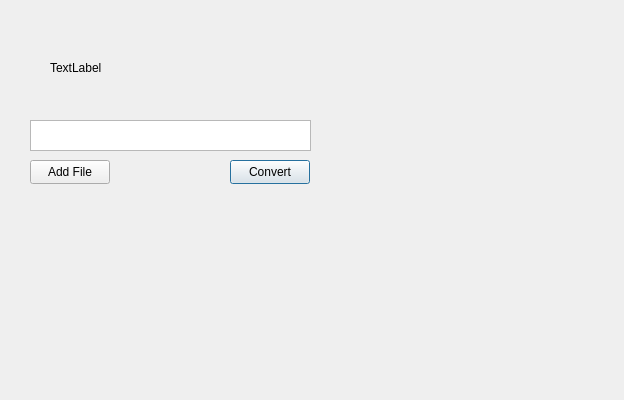
Before: the Qt Designer form converter.ui in lukpro681/PT-Music-center, drawn with Qt 5.
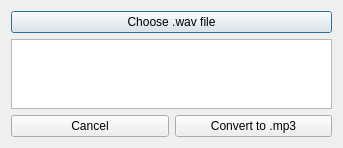
After: the same form once the commit is applied.

```diff
--- a/converter.ui
+++ b/converter.ui
@@ -6,62 +6,51 @@
    <rect>
     <x>0</x>
     <y>0</y>
-    <width>624</width>
-    <height>400</height>
+    <width>343</width>
+    <height>148</height>
    </rect>
   </property>
+  <property name="minimumSize">
+   <size>
+    <width>343</width>
+    <height>148</height>
+   </size>
+  </property>
+  <property name="maximumSize">
+   <size>
+    <width>343</width>
+    <height>148</height>
+   </size>
+  </property>
   <property name="windowTitle">
    <string>Dialog</string>
   </property>
-  <widget class="QLabel" name="infoLabel">
-   <property name="geometry">
-    <rect>
-     <x>50</x>
-     <y>60</y>
-     <width>251</width>
-     <height>16</height>
-    </rect>
-   </property>
-   <property name="text">
-    <string>TextLabel</string>
-   </property>
-  </widget>
-  <widget class="QTextEdit" name="fileTextEdit">
-   <property name="geometry">
-    <rect>
-     <x>30</x>
-     <y>120</y>
-     <width>281</width>
-     <height>31</height>
-    </rect>
-   </property>
-  </widget>
-  <widget class="QPushButton" name="convertButton">
-   <property name="geometry">
-    <rect>
-     <x>230</x>
-     <y>160</y>
-     <width>80</width>
-     <height>24</height>
-    </rect>
-   </property>
-   <property name="text">
-    <string>Convert</string>
-   </property>
-  </widget>
-  <widget class="QPushButton" name="addFileButton">
-   <property name="geometry">
-    <rect>
-     <x>30</x>
-     <y>160</y>
-     <width>80</width>
-     <height>24</height>
-    </rect>
-   </property>
-   <property name="text">
-    <string>Add File</string>
-   </property>
-  </widget>
+  <layout class="QGridLayout" name="gridLayout">
+   <item row="0" column="0" colspan="2">
+    <widget class="QPushButton" name="addFileButton">
+     <property name="text">
+      <string>Choose .wav file</string>
+     </property>
+    </widget>
+   </item>
+   <item row="1" column="0" colspan="2">
+    <widget class="QTextEdit" name="fileTextEdit"/>
+   </item>
+   <item row="2" column="0">
+    <widget class="QPushButton" name="cancelButton">
+     <property name="text">
+      <string>Cancel</string>
+     </property>
+    </widget>
+   </item>
+   <item row="2" column="1">
+    <widget class="QPushButton" name="convertButton">
+     <property name="text">
+      <string>Convert to .mp3</string>
+     </property>
+    </widget>
+   </item>
+  </layout>
  </widget>
  <resources/>
  <connections/>
```
